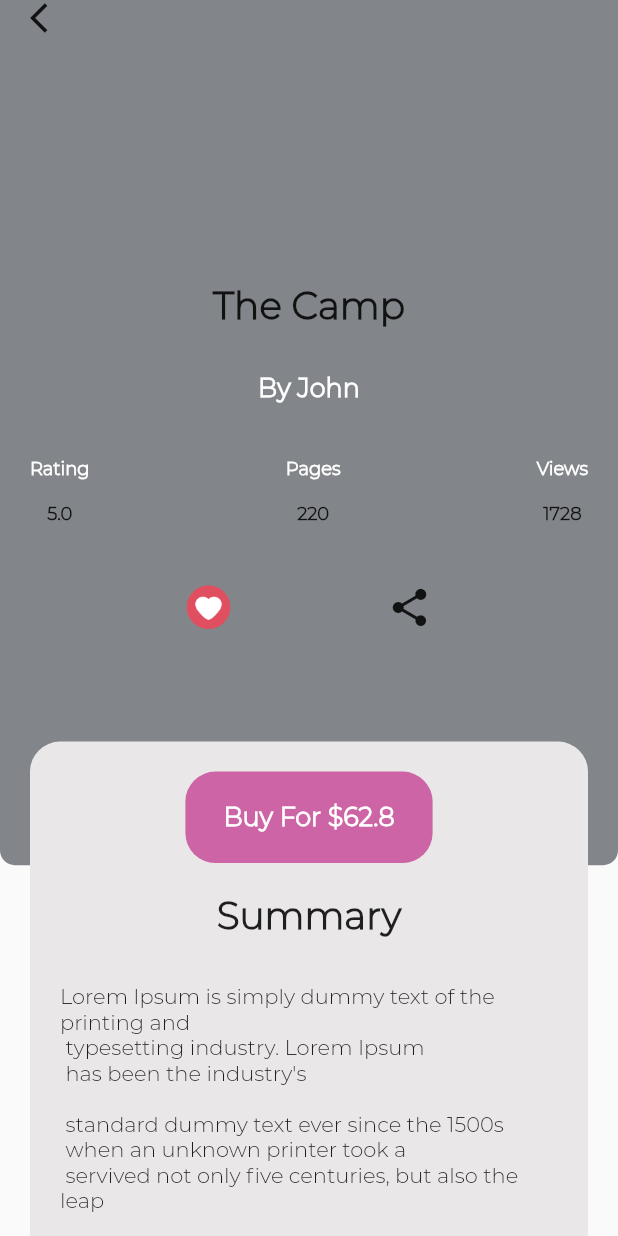
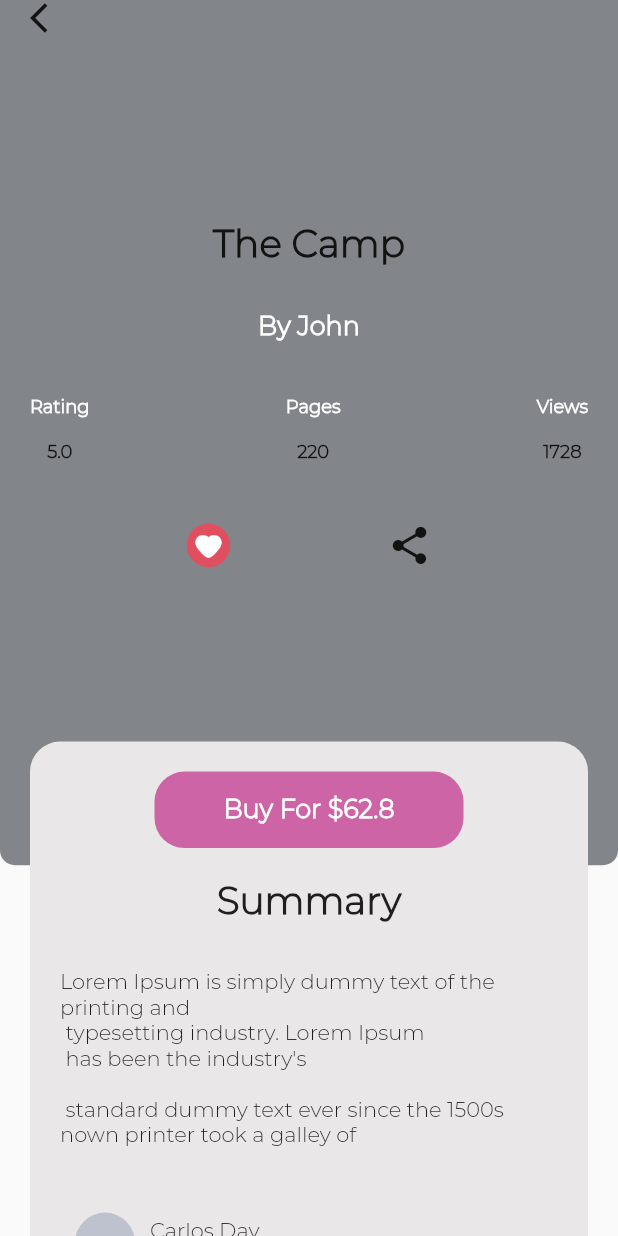
Before and after one commit to Singh-Shivani/saga, a Flutter app: the LibraryPage screen opened directly, on a phone screen of 412 x 824 dp. Run offline on Flutter 3.47's test engine with Material 2 defaults, Android fonts, the phone set to English and light mode, and no system bars; missing offline and left inert: ff_navigation_bar.

Commit message:
Removed unwanted text

```diff
--- a/lib/discover.dart
+++ b/lib/discover.dart
@@ -59,9 +59,8 @@ class DiscoverPage extends StatelessWidget {
                     ),
                     Text(
                         "Lorem Ipsum is simply dummy text of the printing and\n typesetting industry. Lorem Ipsum\n has been the industry's\n\n standard dummy text ever since the 1500s\n"
-                        " when an unknown printer took a\n galley of type and scrambled it to make a type specimen book.\n It has survived not only five centuries, but also the leap\n\n into electronic typesetting, remaining essentially unchanged.\n"
-                        " when an unknown printer took a galley of type and\n scrambled it to make a type specimen book.\n It has survived not\n only five centuries, but also the \nleap into electronic typesetting, remaining essentially unchanged.\n\n"
-                        "Lorem Ipsum is simply dummy text\n\n of the printing and\n typesetting industry. Lorem Ipsum\n has been the industry's\n\n standard dummy text ever since the 1500s\n"),
+                        " when an unknown printer took a\n galley of type and scrambled it to make a type specimen book.\n It has survived not only five centuries, but also the leap\n\n into electronic typesetting, remaining essentially unchanged.\nhas survived not\n only five centuries, but also the \nleap into electronic typesetting, remaining essentially unchanged.\n\n"
+                        "Lorem Ipsum is simply been the industry's\n\n standard dummy text ever since the 1500s\n"),
                   ],
                 ),
               ),
--- a/lib/library.dart
+++ b/lib/library.dart
@@ -28,7 +28,7 @@ class LibraryPage extends StatelessWidget {
                   alignment: Alignment.topCenter,
                   padding: EdgeInsets.symmetric(horizontal: 20),
                   child: Container(
-                    height: MediaQuery.of(context).size.height,
+                    // height: MediaQuery.of(context).size.height,
                     width: MediaQuery.of(context).size.width,
                     child: Container(
                       decoration: BoxDecoration(
@@ -44,9 +44,9 @@ class LibraryPage extends StatelessWidget {
                           children: [
                             Container(
                               padding: EdgeInsets.symmetric(
-                                  horizontal: 20, vertical: 20),
+                                  horizontal: 20, vertical: 15),
                               margin: EdgeInsets.symmetric(vertical: 20),
-                              width: MediaQuery.of(context).size.width * 0.4,
+                              width: MediaQuery.of(context).size.width * 0.5,
                               child: Center(
                                 child: Text(
                                   "Buy For \$62.8",
@@ -72,9 +72,7 @@ class LibraryPage extends StatelessWidget {
                               ),
                             ),
                             Text(
-                                "Lorem Ipsum is simply dummy text of the printing and\n typesetting industry. Lorem Ipsum\n has been the industry's\n\n standard dummy text ever since the 1500s\n"
-                                " when an unknown printer took a\n servived not only five centuries, but also the leap\n\n into electronic typesetting, remaining essentially unchanged.\n"
-                                " when an unknown printer took a galley of\n\n when an unknown printer took a galley of\nwhen an unknown printer took a galley of\n\n "),
+                                "Lorem Ipsum is simply dummy text of the printing and\n typesetting industry. Lorem Ipsum\n has been the industry's\n\n standard dummy text ever since the 1500s\nnown printer took a galley of\n\n "),
                             ReviewCard(
                               cardClr: Colors.transparent,
                             ),
@@ -85,7 +83,7 @@ class LibraryPage extends StatelessWidget {
                               children: [
                                 Image.asset(
                                   'images/flowerBookLogo.png',
-                                  width: 70,
+                                  width: 60,
                                 ),
                                 SizedBox(width: 10),
                                 Column(
@@ -134,6 +132,7 @@ class LibraryPage extends StatelessWidget {
                                 ),
                               ],
                             ),
+                            SizedBox(height: 10),
                           ],
                         ),
                       ),
@@ -163,7 +162,7 @@ class UpperHeader extends StatelessWidget {
               child: Icon(Icons.arrow_back_ios),
             ),
             SizedBox(
-              height: MediaQuery.of(context).size.height * 0.2,
+              height: MediaQuery.of(context).size.height * 0.15,
             ),
             Center(
               child: Text(
```
